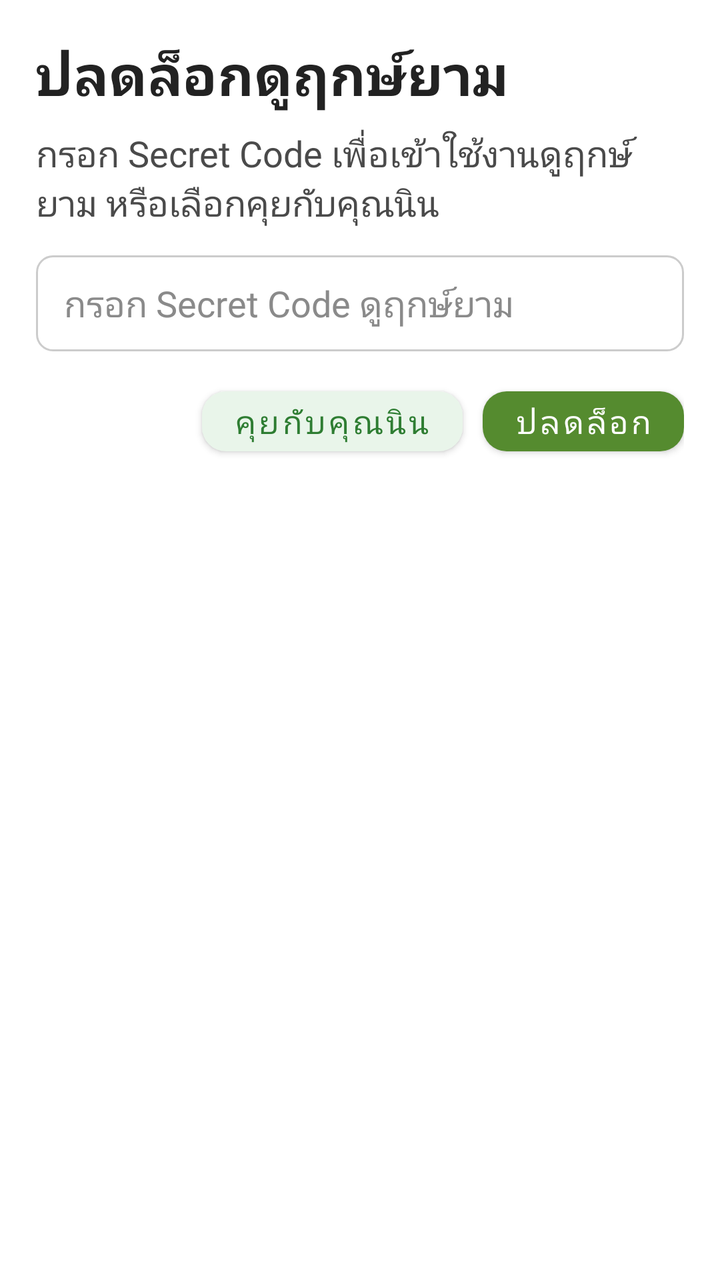
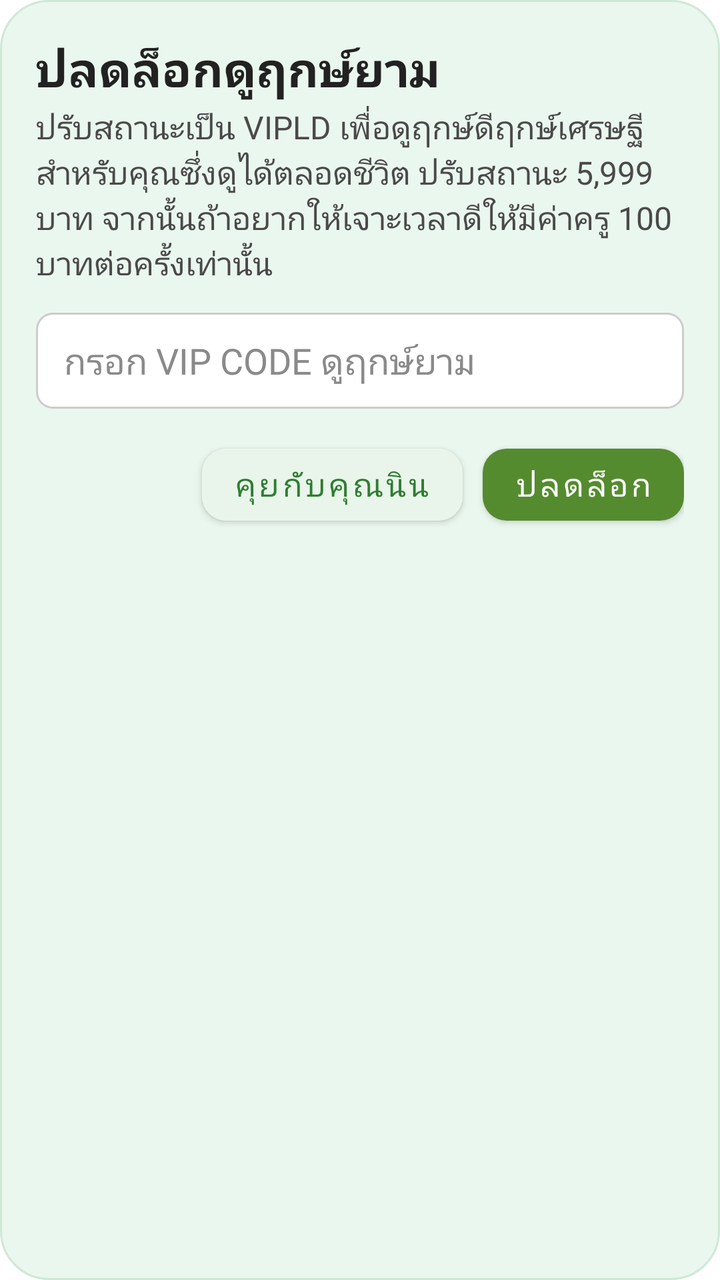

Two renders of the same Android screen: before a commit and after it. Below are the layout's source before the change and the commit's diff.
<!-- AndroidManifest.xml: application theme AppTheme -->
<!-- res/layout/dialog_unlock_rengyam.xml -->
<?xml version="1.0" encoding="utf-8"?>
<LinearLayout xmlns:android="http://schemas.android.com/apk/res/android"
    xmlns:app="http://schemas.android.com/apk/res-auto"
    android:layout_width="match_parent"
    android:layout_height="wrap_content"
    android:orientation="vertical"
    android:background="@drawable/bg_dialog_rounded"
    android:padding="18dp">

    <TextView
        android:id="@+id/txt_unlock_title"
        android:layout_width="match_parent"
        android:layout_height="wrap_content"
        android:text="ปลดล็อกดูฤกษ์ยาม"
        android:textColor="#222222"
        android:textSize="28sp"
        android:textStyle="bold"
        android:fontFamily="@font/sarabun_semibold"
        android:includeFontPadding="false" />

    <TextView
        android:id="@+id/txt_unlock_subtitle"
        android:layout_width="match_parent"
        android:layout_height="wrap_content"
        android:layout_marginTop="8dp"
        android:text="กรอก Secret Code เพื่อเข้าใช้งานดูฤกษ์ยาม หรือเลือกคุยกับคุณนิน"
        android:textColor="#4A4A4A"
        android:textSize="18sp"
        android:fontFamily="@font/sarabun_regular"
        android:includeFontPadding="false" />

    <EditText
        android:id="@+id/edt_unlock_secret_code"
        android:layout_width="match_parent"
        android:layout_height="48dp"
        android:layout_marginTop="14dp"
        android:background="@drawable/bg_ninin_secret_code_input"
        android:hint="กรอก Secret Code ดูฤกษ์ยาม"
        android:textColorHint="#8A8A8A"
        android:inputType="text"
        android:maxLines="1"
        android:paddingStart="14dp"
        android:paddingEnd="14dp"
        android:textColor="#1A1A1A"
        android:textSize="18sp"
        android:fontFamily="@font/sarabun_regular" />

    <LinearLayout
        android:layout_width="match_parent"
        android:layout_height="wrap_content"
        android:layout_marginTop="14dp"
        android:gravity="end"
        android:orientation="horizontal">

        <com.google.android.material.button.MaterialButton
            android:id="@+id/btn_unlock_chat_ninin"
            android:layout_width="wrap_content"
            android:layout_height="42dp"
            android:text="คุยกับคุณนิน"
            android:textAllCaps="false"
            android:textColor="#2E7D32"
            android:textSize="16sp"
            android:fontFamily="@font/sarabun_semibold"
            app:backgroundTint="#E9F5EA"
            app:cornerRadius="12dp" />

        <com.google.android.material.button.MaterialButton
            android:id="@+id/btn_unlock_submit"
            android:layout_width="wrap_content"
            android:layout_height="42dp"
            android:layout_marginStart="10dp"
            android:text="ปลดล็อก"
            android:textAllCaps="false"
            android:textColor="#FFFFFF"
            android:textSize="16sp"
            android:fontFamily="@font/sarabun_semibold"
            app:backgroundTint="@color/colorPrimary"
            app:cornerRadius="12dp" />
    </LinearLayout>

</LinearLayout>
<!-- resources referenced by this layout -->
<resources>
  <color name="colorPrimary">#558B2F</color>
  <!-- drawable bg_dialog_rounded (drawable) -->
  <?xml version="1.0" encoding="utf-8"?>
  <shape xmlns:android="http://schemas.android.com/apk/res/android">
      <solid android:color="#FFFFFF" />
      <corners android:radius="24dp" />
  </shape>
  <!-- drawable bg_ninin_secret_code_input (drawable) -->
  <?xml version="1.0" encoding="utf-8"?>
  <shape xmlns:android="http://schemas.android.com/apk/res/android" android:shape="rectangle">
      <solid android:color="#FFFFFF" />
      <corners android:radius="8dp" />
      <stroke android:width="1dp" android:color="#CCCCCC" />
  </shape>
  <style name="AppTheme" parent="Theme.MaterialComponents.Light.NoActionBar">
          
          <item name="colorPrimary">@color/colorPrimary</item>
          <item name="colorPrimaryDark">@color/colorPrimaryDark</item>
          <item name="colorAccent">@color/colorAccent</item>
          <item name="cardViewStyle" tools:ignore="PrivateResource">@style/CardView</item>
          <item name="actionButtonStyle">@style/CompactActionButton</item>
          <item name="toolbarStyle">@style/CompactToolbar</item>
      </style>
  <color name="colorPrimaryDark">#33691E</color>
  <color name="colorAccent">#FFC107</color>
  <style name="CompactActionButton" parent="Widget.AppCompat.ActionButton">
          <item name="android:minWidth">44dp</item>
          <item name="android:paddingStart">4dp</item>
          <item name="android:paddingEnd">4dp</item>
      </style>
  <style name="CompactToolbar" parent="Widget.AppCompat.Toolbar">
          <item name="contentInsetStart">16dp</item>
          <item name="contentInsetEnd">4dp</item>
          <item name="android:paddingEnd">4dp</item>
      </style>
</resources>

<!-- the commit's change to res/layout/dialog_unlock_rengyam.xml (unified diff, before → after) -->
@@ -13,7 +13,7 @@
         android:layout_height="wrap_content"
         android:text="ปลดล็อกดูฤกษ์ยาม"
         android:textColor="#222222"
-        android:textSize="28sp"
+        android:textSize="24sp"
         android:textStyle="bold"
         android:fontFamily="@font/sarabun_semibold"
         android:includeFontPadding="false" />
@@ -22,12 +22,13 @@
         android:id="@+id/txt_unlock_subtitle"
         android:layout_width="match_parent"
         android:layout_height="wrap_content"
-        android:layout_marginTop="8dp"
-        android:text="กรอก Secret Code เพื่อเข้าใช้งานดูฤกษ์ยาม หรือเลือกคุยกับคุณนิน"
+        android:layout_marginTop="2dp"
+        android:text="ปรับสถานะเป็น VIPLD เพื่อดูฤกษ์ดีฤกษ์เศรษฐีสำหรับคุณซึ่งดูได้ตลอดชีวิต ปรับสถานะ 5,999 บาท จากนั้นถ้าอยากให้เจาะเวลาดีให้มีค่าครู 100 บาทต่อครั้งเท่านั้น"
         android:textColor="#4A4A4A"
-        android:textSize="18sp"
+        android:textSize="16sp"
         android:fontFamily="@font/sarabun_regular"
-        android:includeFontPadding="false" />
+        android:includeFontPadding="false"
+        android:lineSpacingExtra="1dp" />
 
     <EditText
         android:id="@+id/edt_unlock_secret_code"
@@ -35,7 +36,7 @@
         android:layout_height="48dp"
         android:layout_marginTop="14dp"
         android:background="@drawable/bg_ninin_secret_code_input"
-        android:hint="กรอก Secret Code ดูฤกษ์ยาม"
+        android:hint="กรอก VIP CODE ดูฤกษ์ยาม"
         android:textColorHint="#8A8A8A"
         android:inputType="text"
         android:maxLines="1"
@@ -55,25 +56,33 @@
         <com.google.android.material.button.MaterialButton
             android:id="@+id/btn_unlock_chat_ninin"
             android:layout_width="wrap_content"
-            android:layout_height="42dp"
+            android:layout_height="wrap_content"
+            android:minHeight="48dp"
             android:text="คุยกับคุณนิน"
             android:textAllCaps="false"
             android:textColor="#2E7D32"
             android:textSize="16sp"
             android:fontFamily="@font/sarabun_semibold"
+            android:includeFontPadding="true"
+            android:paddingTop="6dp"
+            android:paddingBottom="6dp"
             app:backgroundTint="#E9F5EA"
             app:cornerRadius="12dp" />
 
         <com.google.android.material.button.MaterialButton
             android:id="@+id/btn_unlock_submit"
             android:layout_width="wrap_content"
-            android:layout_height="42dp"
+            android:layout_height="wrap_content"
+            android:minHeight="48dp"
             android:layout_marginStart="10dp"
             android:text="ปลดล็อก"
             android:textAllCaps="false"
             android:textColor="#FFFFFF"
             android:textSize="16sp"
             android:fontFamily="@font/sarabun_semibold"
+            android:includeFontPadding="true"
+            android:paddingTop="6dp"
+            android:paddingBottom="6dp"
             app:backgroundTint="@color/colorPrimary"
             app:cornerRadius="12dp" />
     </LinearLayout>
<!-- resource entries referenced after the edit -->
@@ -4,7 +4,10 @@
   <!-- drawable bg_dialog_rounded (drawable) -->
   <?xml version="1.0" encoding="utf-8"?>
   <shape xmlns:android="http://schemas.android.com/apk/res/android">
-      <solid android:color="#FFFFFF" />
+      <solid android:color="#EAF7EE" />
+      <stroke
+          android:width="1dp"
+          android:color="#CFE8D6" />
       <corners android:radius="24dp" />
   </shape>
   <!-- drawable bg_ninin_secret_code_input (drawable) -->
